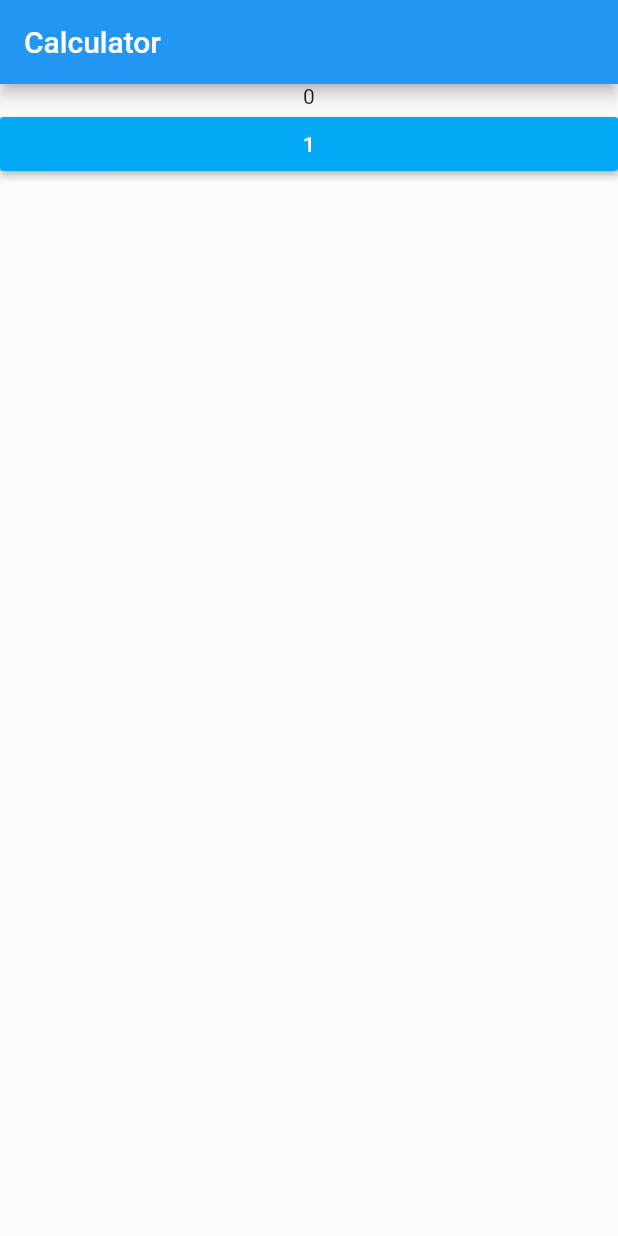
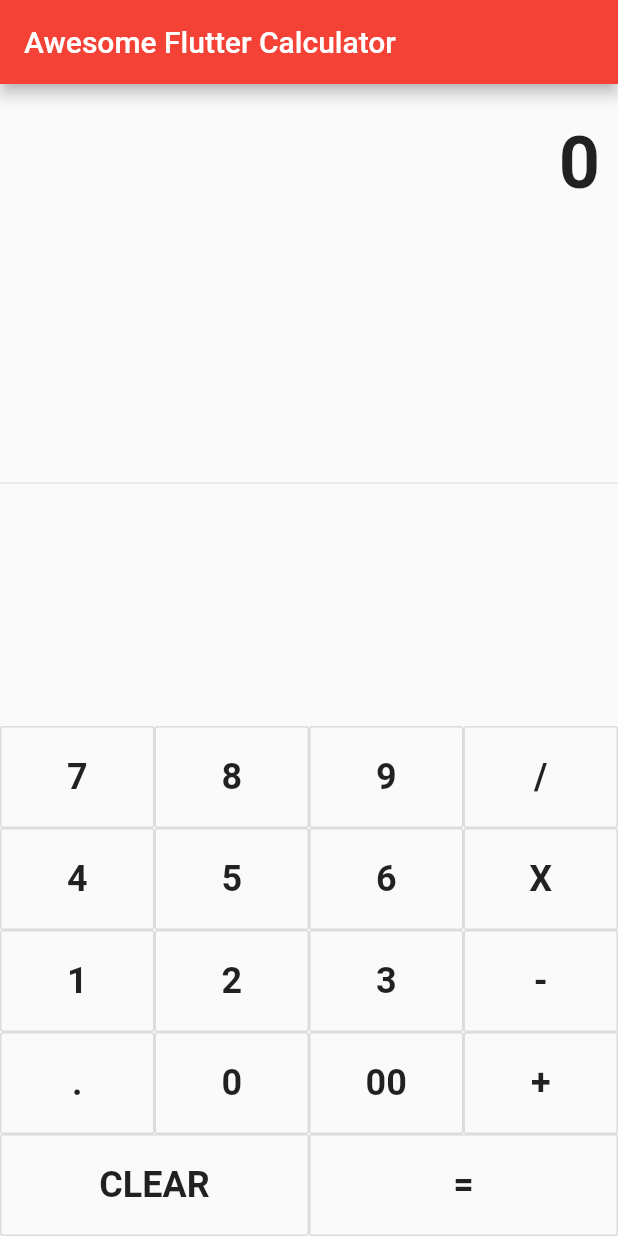
Before and after one commit to MasterNeuromancer/flutterCalculator, a Flutter app: the screen it shows after launch, on a phone screen of 412 x 824 dp. Run offline on Flutter 3.47's test engine with Material 2 defaults, Android fonts, the phone set to English and light mode, and no system bars.

Commit message:
added functionality, completed project

```diff
--- a/lib/main.dart
+++ b/lib/main.dart
@@ -8,9 +8,9 @@ class MyApp extends StatelessWidget {
     return MaterialApp(
       title: 'Flutter Demo',
       theme: ThemeData(
-        primarySwatch: Colors.blue,
+        primarySwatch: Colors.red,
       ),
-      home: MyHomePage(title: 'Calculator'),
+      home: MyHomePage(title: 'Awesome Flutter Calculator'),
     );
   }
 }
@@ -25,6 +25,76 @@ class MyHomePage extends StatefulWidget {
 }
 
 class _MyHomePageState extends State<MyHomePage> {
+  String output = "0";
+
+  String _output = "0";
+  double num1 = 0.0;
+  double num2 = 0.0;
+  String operand = "";
+
+  buttonPressed(String buttonText) {
+    if (buttonText == "CLEAR") {
+      _output = "0";
+      num1 = 0.0;
+      num2 = 0.0;
+      operand = "";
+    } else if (buttonText == "+" ||
+        buttonText == "-" ||
+        buttonText == "/" ||
+        buttonText == "X") {
+      num1 = double.parse(output);
+      operand = buttonText;
+      _output = "0";
+    } else if (buttonText == ".") {
+      if (_output.contains(".")) {
+        print("Already contains a decimal");
+        return;
+      } else {
+        _output = _output + buttonText;
+      }
+    } else if (buttonText == "=") {
+      num2 = double.parse(output);
+
+      if (operand == "+") {
+        _output = (num1 + num2).toString();
+      }
+      if (operand == "-") {
+        _output = (num1 - num2).toString();
+      }
+      if (operand == "X") {
+        _output = (num1 * num2).toString();
+      }
+      if (operand == "/") {
+        _output = (num1 / num2).toString();
+      }
+
+      num1 = 0.0;
+      num2 = 0.0;
+      operand = "";
+    } else {
+      _output = _output + buttonText;
+    }
+
+    print(_output);
+
+    setState(() {
+      output = double.parse(_output).toStringAsFixed(2);
+    });
+  }
+
+  Widget buildButton(String buttonText) {
+    return new Expanded(
+      child: new OutlineButton(
+        padding: new EdgeInsets.all(20.0),
+        child: new Text(
+          buttonText,
+          style: TextStyle(fontSize: 24.0, fontWeight: FontWeight.bold),
+        ),
+        onPressed: () => buttonPressed(buttonText),
+      ),
+    );
+  }
+
   @override
   Widget build(BuildContext context) {
     return Scaffold(
@@ -34,16 +104,55 @@ class _MyHomePageState extends State<MyHomePage> {
         body: new Container(
             child: new Column(
           children: <Widget>[
-            new Text('0'),
-            new Row(
+            Container(
+                alignment: Alignment.centerRight,
+                padding:
+                    new EdgeInsets.symmetric(vertical: 24.0, horizontal: 12.0),
+                child: new Text(output,
+                    style: new TextStyle(
+                        fontSize: 48.0, fontWeight: FontWeight.bold))),
+            new Expanded(
+              child: new Divider(),
+            ),
+            Column(
               children: <Widget>[
-                new Expanded(
-                  child: new MaterialButton(
-                    child: new Text('1'),
-                    onPressed: () => {},
-                    color: Colors.lightBlue,
-                    textColor: Colors.white,
-                  ),
+                new Row(
+                  children: <Widget>[
+                    buildButton("7"),
+                    buildButton("8"),
+                    buildButton("9"),
+                    buildButton("/"),
+                  ],
+                ),
+                new Row(
+                  children: <Widget>[
+                    buildButton("4"),
+                    buildButton("5"),
+                    buildButton("6"),
+                    buildButton("X"),
+                  ],
+                ),
+                new Row(
+                  children: <Widget>[
+                    buildButton("1"),
+                    buildButton("2"),
+                    buildButton("3"),
+                    buildButton("-"),
+                  ],
+                ),
+                new Row(
+                  children: <Widget>[
+                    buildButton("."),
+                    buildButton("0"),
+                    buildButton("00"),
+                    buildButton("+"),
+                  ],
+                ),
+                new Row(
+                  children: <Widget>[
+                    buildButton("CLEAR"),
+                    buildButton("="),
+                  ],
                 ),
               ],
             )
```
